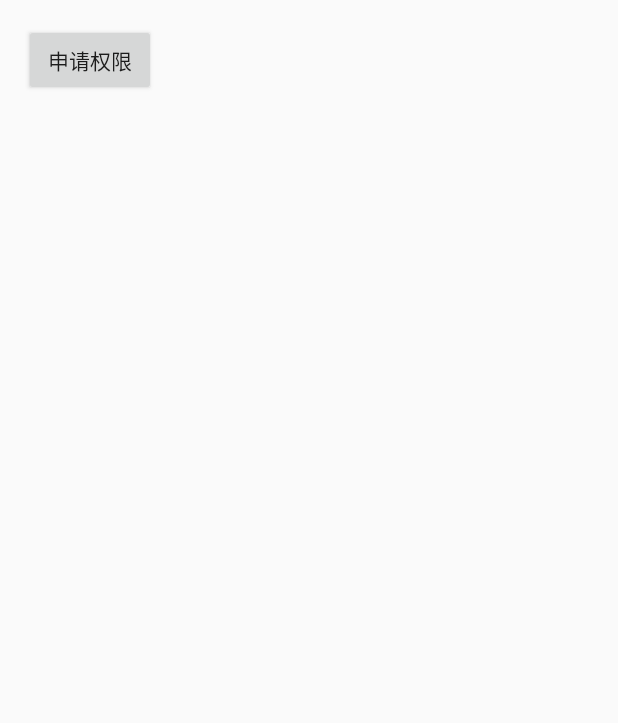
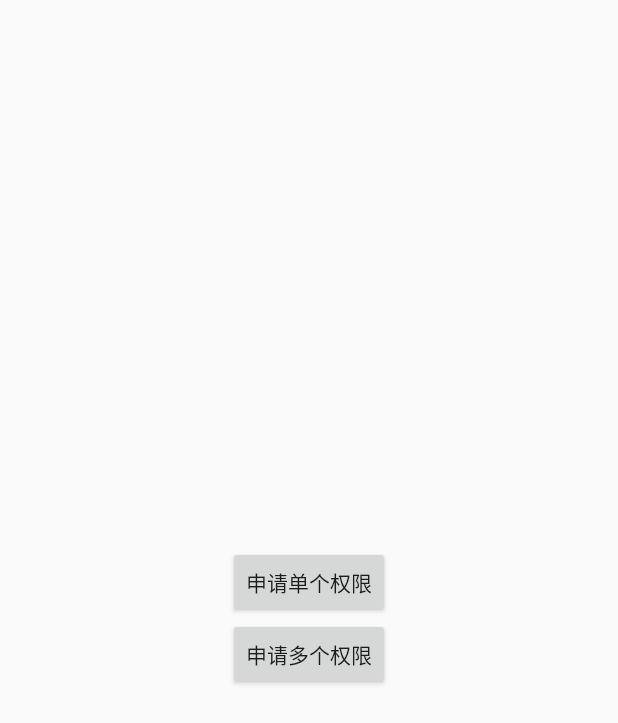
Before and after one commit to hei12138/PermissionDog, an Android app: the screen it shows after launch (Launcher before the commit, MainActivity after it), on a phone screen of 412 x 824 dp. Shown: the top 723 px of the screen. Run offline under Robolectric (Android 15) with nearby library versions, the phone set to English and light mode, and no system bars.

Commit message:
完善整个项目

```diff
--- a/app/build.gradle
+++ b/app/build.gradle
@@ -2,7 +2,7 @@ apply plugin: 'com.android.application'
 
 android {
     compileSdkVersion 24
-    buildToolsVersion "25.0.0"
+    buildToolsVersion "24.0.0"
     defaultConfig {
         applicationId "com.example.hei123.permissiondog"
         minSdkVersion 23
@@ -26,6 +26,5 @@ dependencies {
     })
     compile 'com.android.support:appcompat-v7:24.2.1'
     testCompile 'junit:junit:4.12'
-    compile 'com.android.support:design:25.0.0'
-    compile project(':mylibrary')
+    compile 'com.android.support:design:24.0.0'
 }
--- a/app/src/main/AndroidManifest.xml
+++ b/app/src/main/AndroidManifest.xml
@@ -4,6 +4,7 @@
 
     <uses-permission android:name="android.permission.WRITE_EXTERNAL_STORAGE"/>
     <uses-permission android:name="android.permission.CALL_PHONE"/>
+    <uses-permission android:name="android.permission.CAMERA"/>
 
     <application
         android:allowBackup="true"
@@ -11,7 +12,8 @@
         android:label="@string/app_name"
         android:supportsRtl="true"
         android:theme="@style/AppTheme">
-        <activity android:name=".Launcher">
+        <activity android:name=".MainActivity"
+                  android:theme="@style/AppTheme">
             <intent-filter>
                 <action android:name="android.intent.action.MAIN"/>
 
--- a/app/src/main/java/com/example/hei123/permissiondog/Launcher.java
+++ /dev/null
@@ -1,46 +0,0 @@
-package com.example.hei123.permissiondog;
-
-import android.Manifest;
-import android.app.Activity;
-import android.app.LauncherActivity;
-import android.support.annotation.NonNull;
-import android.support.v7.app.AppCompatActivity;
-import android.os.Bundle;
-import android.util.Log;
-import android.view.View;
-import android.widget.Button;
-
-import com.example.hei123.permissiondog.PermissionDog.PermissionDog;
-
-public class Launcher extends Activity {
-
-    private PermissionDog permissionDog;
-
-    @Override
-    protected void onCreate(Bundle savedInstanceState) {
-        super.onCreate(savedInstanceState);
-        setContentView(R.layout.activity_launcher);
-        Button btn_request = (Button) findViewById(R.id.btn_request);
-        btn_request.setOnClickListener(new View.OnClickListener() {
-            @Override
-            public void onClick(View v) {
-                permissionDog = new PermissionDog(new PermissionDog.PermissionDogAction() {
-                    @Override
-                    public void multi(String[] granteds, String[] denieds, String[] nevershows) {
-                        Log.e("tag","多个回调");
-                    }
-                });
-                //开始申请权限
-                //permissionDog.requestSinglePermissions(Launcher.this,Manifest.permission.WRITE_EXTERNAL_STORAGE);
-                permissionDog.requestMultiPermissions(Launcher.this,new String[]{Manifest.permission.WRITE_EXTERNAL_STORAGE,
-                Manifest.permission.CALL_PHONE});
-
-            }
-        });
-    }
-
-    @Override
-    public void onRequestPermissionsResult(int requestCode, @NonNull String[] permissions, @NonNull int[] grantResults) {
-        permissionDog.notifyPermissionsChanged(this,requestCode,permissions,grantResults);
-    }
-}
--- a/app/src/main/res/layout/activity_launcher.xml
+++ /dev/null
@@ -1,19 +0,0 @@
-<?xml version="1.0" encoding="utf-8"?>
-<RelativeLayout
-    xmlns:android="http://schemas.android.com/apk/res/android"
-    xmlns:tools="http://schemas.android.com/tools"
-    android:id="@+id/activity_launcher"
-    android:layout_width="match_parent"
-    android:layout_height="match_parent"
-    android:paddingBottom="@dimen/activity_vertical_margin"
-    android:paddingLeft="@dimen/activity_horizontal_margin"
-    android:paddingRight="@dimen/activity_horizontal_margin"
-    android:paddingTop="@dimen/activity_vertical_margin"
-    tools:context="com.example.hei123.permissiondog.Launcher">
-    <Button
-        android:id="@+id/btn_request"
-        android:text="申请权限"
-        android:layout_width="wrap_content"
-        android:layout_height="wrap_content"/>
-
-</RelativeLayout>
--- a/app/src/main/res/layout/activity_main.xml
+++ b/app/src/main/res/layout/activity_main.xml
@@ -1,23 +1,32 @@
 <?xml version="1.0" encoding="utf-8"?>
 <RelativeLayout
     xmlns:android="http://schemas.android.com/apk/res/android"
-    xmlns:tools="http://schemas.android.com/tools"
-    android:id="@+id/activity_main"
+    android:id="@+id/activity_launcher"
     android:layout_width="match_parent"
     android:layout_height="match_parent"
-    android:paddingBottom="@dimen/activity_vertical_margin"
-    android:paddingLeft="@dimen/activity_horizontal_margin"
-    android:paddingRight="@dimen/activity_horizontal_margin"
-    android:paddingTop="@dimen/activity_vertical_margin"
-    tools:context="com.example.hei123.permissiondog.MainActivity">
+    >
+    <LinearLayout
+        android:gravity="center"
+        android:orientation="vertical"
+        android:layout_width="match_parent"
+        android:layout_height="match_parent">
 
-    <TextView
-        android:layout_width="wrap_content"
-        android:layout_height="wrap_content"
-        android:text="Hello World!"/>
-    <Button
-        android:text="申请权限"
-        android:id="@+id/btn_request"
-        android:layout_width="wrap_content"
-        android:layout_height="wrap_content"/>
+        <Button
+            android:id="@+id/btn_single"
+            android:text="申请单个权限"
+            android:layout_width="wrap_content"
+            android:layout_height="wrap_content"/>
+        <Button
+            android:id="@+id/btn_multi"
+            android:text="申请多个权限"
+            android:layout_width="wrap_content"
+            android:layout_height="wrap_content"/>
+        <Button
+            android:id="@+id/btn_goto_fragment"
+            android:visibility="gone"
+            android:text="goto fragment"
+            android:layout_width="wrap_content"
+            android:layout_height="wrap_content"/>
+    </LinearLayout>
+
 </RelativeLayout>
--- a/app/src/main/res/values/styles.xml
+++ b/app/src/main/res/values/styles.xml
@@ -6,6 +6,10 @@
         <item name="colorPrimary">@color/colorPrimary</item>
         <item name="colorPrimaryDark">@color/colorPrimaryDark</item>
         <item name="colorAccent">@color/colorAccent</item>
+        <item name="windowActionBar">true</item>
+        <item name="windowNoTitle">false</item>
     </style>
 
+    <style name="DialogTheme" parent="Theme.AppCompat.Light.Dialog.Alert">
+    </style>
 </resources>
--- a/settings.gradle
+++ b/settings.gradle
@@ -1 +1 @@
-include ':app', ':mylibrary'
+include ':app'
```
Also changed, not shown: app/src/main/java/com/example/hei123/permissiondog/MainActivity.java (added, +151 -0 lines), app/src/main/java/com/example/hei123/permissiondog/PermissionDog/PermissionDog.java (+111 -25 lines), app/src/main/java/com/example/hei123/permissiondog/ScreenShot/failed_to_get_multi_permission.jpg (added), app/src/main/java/com/example/hei123/permissiondog/ScreenShot/never_get_permission.jpg (added), app/src/main/java/com/example/hei123/permissiondog/ScreenShot/request_multi_permission.jpg (added), app/src/main/java/com/example/hei123/permissiondog/ScreenShot/request_single_permission.jpg (added).
